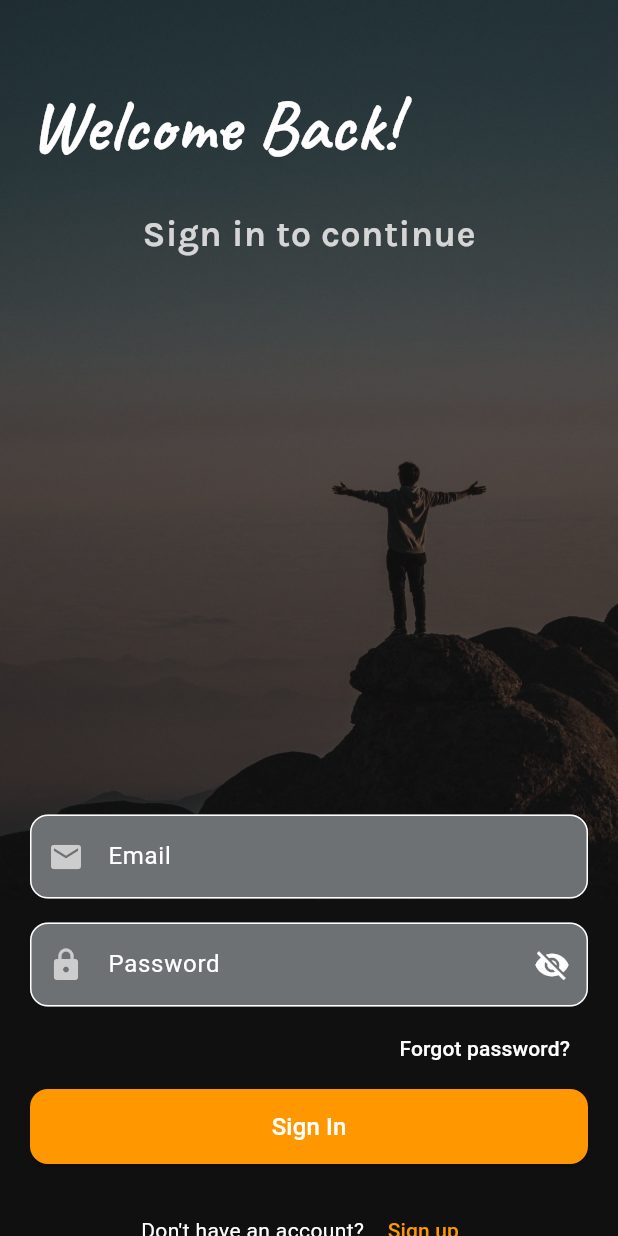
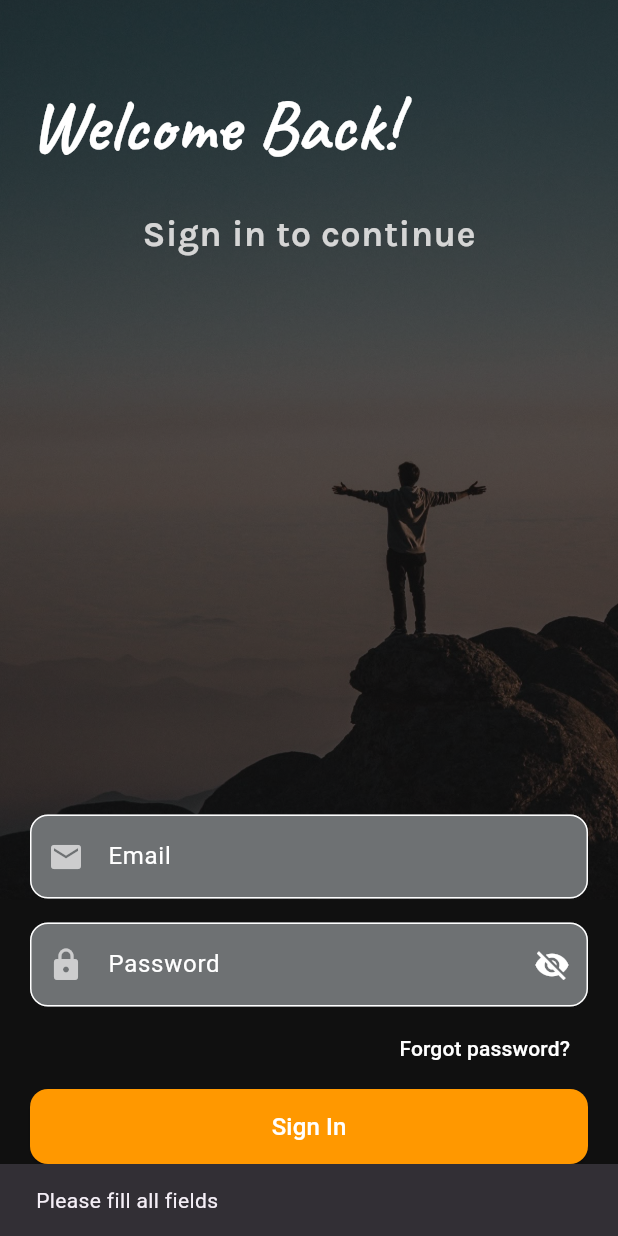
Before and after one commit to PramudiWalakuluarachchi01/Travel_App, a Flutter app: the screen it shows after launch, after a tap on "Sign In", on a phone screen of 412 x 824 dp. Run offline on Flutter 3.47's test engine with Material 3 defaults, Android fonts, the phone set to English and light mode, and no system bars; our stand-ins replace cloud_firestore, firebase_auth, firebase_core, shared_preferences; accounts and stored records are empty.

Commit message:
Implement sign-in functionality with Firebase authentication and user data retrieval

```diff
--- a/lib/main.dart
+++ b/lib/main.dart
@@ -1,12 +1,9 @@
 import 'package:firebase_core/firebase_core.dart';
 import 'package:flutter/material.dart';
-import 'package:travel_app/pages/home.dart';
 import 'package:travel_app/pages/sign_in.dart';
 import 'package:travel_app/pages/sign_up.dart';
-import 'package:travel_app/pages/top_places.dart';
 
-
-void main() async{
+void main() async {
   WidgetsFlutterBinding.ensureInitialized();
   await Firebase.initializeApp();
   runApp(const MyApp());
@@ -22,9 +19,9 @@ class MyApp extends StatelessWidget {
       title: 'Flutter Demo',
       debugShowCheckedModeBanner: false,
       initialRoute: '/signin',
-       routes: {
-        '/signin': (context) => const SignInUI(),
-        '/signup': (context) =>  SignUpUI(),
+      routes: {
+        '/signin': (context) => SignInUI(),
+        '/signup': (context) => SignUpUI(),
       },
       theme: ThemeData(
         // This is the theme of your application.
@@ -48,8 +45,6 @@ class MyApp extends StatelessWidget {
     );
   }
 }
-
-
 
 class MyHomePage extends StatefulWidget {
   const MyHomePage({super.key, required this.title});
--- a/lib/pages/sign_in.dart
+++ b/lib/pages/sign_in.dart
@@ -1,15 +1,26 @@
+import 'package:cloud_firestore/cloud_firestore.dart';
+import 'package:firebase_auth/firebase_auth.dart';
 import 'package:flutter/material.dart';
+import 'package:shared_preferences/shared_preferences.dart';
+import 'package:travel_app/services/database.dart';
+import 'package:travel_app/services/shared_pref.dart';
 
+import 'home.dart';
 import 'sign_up.dart';
 
 class SignInUI extends StatefulWidget {
-  const SignInUI({super.key});
+  SignInUI({super.key});
+
+  final TextEditingController _emailController = TextEditingController();
+  final TextEditingController _passwordController = TextEditingController();
 
   @override
   State<SignInUI> createState() => _SignInUIState();
 }
 
 class _SignInUIState extends State<SignInUI> {
+  String email = "", password = "", myname = "", myid = '', myimage = '';
+
   bool _obscurePassword = true;
 
   @override
@@ -25,22 +36,21 @@ class _SignInUIState extends State<SignInUI> {
               left: 0,
               right: 0,
               child: Opacity(
-                opacity: 0.35, // adjust opacity here (0.0 - 1.0)
+                opacity: 0.35,
                 child: Image.asset(
-                  'assets/images/travel.jpg', // your image path
+                  'assets/images/travel.jpg',
                   height: 600,
                   fit: BoxFit.cover,
                 ),
               ),
             ),
 
-            // Main content
             SingleChildScrollView(
               padding: const EdgeInsets.all(20),
               child: Column(
                 crossAxisAlignment: CrossAxisAlignment.start,
                 children: [
-                  const SizedBox(height: 30), // space for image
+                  const SizedBox(height: 30),
 
                   const Text(
                     'Welcome Back!',
@@ -67,11 +77,14 @@ class _SignInUIState extends State<SignInUI> {
 
                   const SizedBox(height: 370),
 
-                  _buildTextField(label: 'Email', icon: Icons.email),
-
+                  _buildTextField(
+                    controller: widget._emailController,
+                    label: 'Email',
+                    icon: Icons.email,
+                  ),
                   const SizedBox(height: 16),
-
                   _buildPasswordField(
+                    controller: widget._passwordController,
                     label: 'Password',
                     icon: Icons.lock,
                     obscureText: _obscurePassword,
@@ -88,7 +101,7 @@ class _SignInUIState extends State<SignInUI> {
                     alignment: Alignment.centerRight,
                     child: TextButton(
                       onPressed: () {
-                        // Forgot password UI only
+                        // TODO: Add Forgot Password UI here
                       },
                       child: const Text(
                         'Forgot password?',
@@ -103,7 +116,74 @@ class _SignInUIState extends State<SignInUI> {
                     width: double.infinity,
                     height: 50,
                     child: ElevatedButton(
-                      onPressed: () {},
+                      onPressed: () async {
+                        String email = widget._emailController.text.trim();
+                        String password = widget._passwordController.text
+                            .trim();
+
+                        if (email.isEmpty || password.isEmpty) {
+                          ScaffoldMessenger.of(context).showSnackBar(
+                            const SnackBar(
+                              content: Text('Please fill all fields'),
+                            ),
+                          );
+                          return;
+                        }
+
+                        try {
+                          await FirebaseAuth.instance
+                              .signInWithEmailAndPassword(
+                                email: email,
+                                password: password,
+                              );
+                          QuerySnapshot snapshot = await DatabaseMethods()
+                              .getUserbyEmail(email);
+
+                          myname = snapshot.docs[0]['Name'];
+                          myid = snapshot.docs[0]['Id'];
+                          myimage = snapshot.docs[0]['Image'];
+
+                          final prefs = await SharedPreferences.getInstance();
+
+                          await prefs.setString(
+                            SharedPreferenceHelper.userImageKey,
+                            myimage,
+                          );
+                          await prefs.setString(
+                            SharedPreferenceHelper.userNameKey,
+                            myname,
+                          );
+                          await prefs.setString(
+                            SharedPreferenceHelper.userEmailKey,
+                            email,
+                          );
+                          await prefs.setString(
+                            SharedPreferenceHelper.userIdKey,
+                            myid,
+                          );
+
+                          // Navigate to Home
+                          Navigator.pushReplacement(
+                            context,
+                            MaterialPageRoute(
+                              builder: (context) => const Home(),
+                            ),
+                          );
+                        } on FirebaseAuthException catch (e) {
+                          String message = '';
+                          if (e.code == 'user-not-found') {
+                            message = 'No user found for this email.';
+                          } else if (e.code == 'wrong-password') {
+                            message = 'Incorrect password.';
+                          } else {
+                            message = e.message.toString();
+                          }
+
+                          ScaffoldMessenger.of(
+                            context,
+                          ).showSnackBar(SnackBar(content: Text(message)));
+                        }
+                      },
                       style: ElevatedButton.styleFrom(
                         backgroundColor: Colors.orange,
                         foregroundColor: Colors.white,
@@ -138,7 +218,7 @@ class _SignInUIState extends State<SignInUI> {
                                 ),
                                 pageBuilder:
                                     (context, animation, secondaryAnimation) =>
-                                         SignUpUI(),
+                                        SignUpUI(),
                                 transitionsBuilder:
                                     (
                                       context,
@@ -146,10 +226,7 @@ class _SignInUIState extends State<SignInUI> {
                                       secondaryAnimation,
                                       child,
                                     ) {
-                                      const begin = Offset(
-                                        1.0,
-                                        0.0,
-                                      ); // from right
+                                      const begin = Offset(1.0, 0.0);
                                       const end = Offset.zero;
                                       const curve = Curves.easeInOut;
 
@@ -186,8 +263,13 @@ class _SignInUIState extends State<SignInUI> {
     );
   }
 
-  Widget _buildTextField({required String label, required IconData icon}) {
+  Widget _buildTextField({
+    required TextEditingController controller,
+    required String label,
+    required IconData icon,
+  }) {
     return TextField(
+      controller: controller,
       cursorColor: Colors.white,
       decoration: InputDecoration(
         labelText: label,
@@ -208,12 +290,14 @@ class _SignInUIState extends State<SignInUI> {
   }
 
   Widget _buildPasswordField({
+    required TextEditingController controller,
     required String label,
     required IconData icon,
     required bool obscureText,
     required VoidCallback onToggle,
   }) {
     return TextField(
+      controller: controller,
       cursorColor: Colors.white,
       obscureText: obscureText,
       decoration: InputDecoration(
--- a/lib/pages/sign_up.dart
+++ b/lib/pages/sign_up.dart
@@ -174,7 +174,7 @@ class _SignUpUIState extends State<SignUpUI> {
                                   milliseconds: 400,
                                 ),
                                 pageBuilder: (_, animation, __) =>
-                                    const SignInUI(),
+                                     SignInUI(),
                                 transitionsBuilder: (_, animation, __, child) {
                                   final tween = Tween(
                                     begin: const Offset(-1, 0),
--- a/lib/services/database.dart
+++ b/lib/services/database.dart
@@ -8,4 +8,10 @@ class DatabaseMethods{
         .set(userInfoMap);
 
   }
+  Future<QuerySnapshot> getUserbyEmail(String email) async {
+    return await FirebaseFirestore.instance
+        .collection("users")
+        .where("email", isEqualTo: email)
+        .get();
+  }
 }
```
